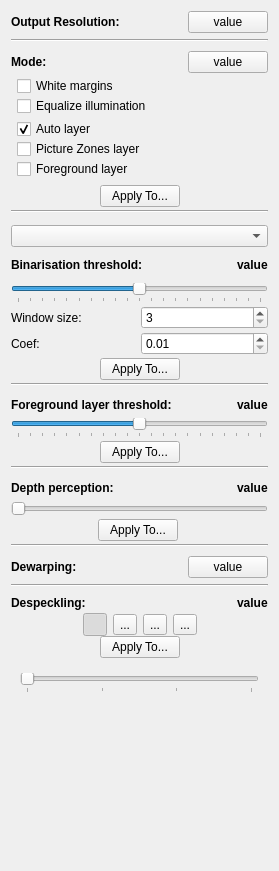
First picture: the form in src/core/filters/output/ui/OutputOptionsWidget.ui, repository noobie-iv/scantailor-universal, before the edit.
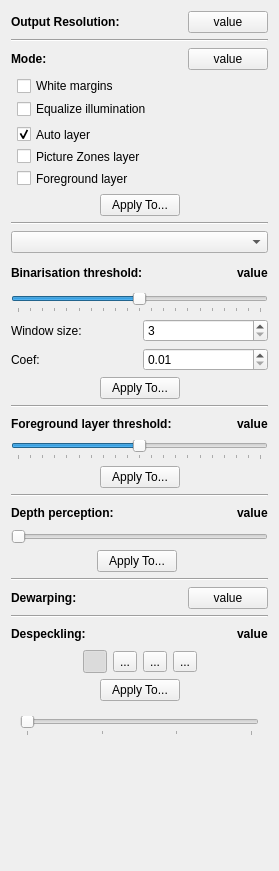
Second picture: the form after the edit. Icons and pictures are not drawn.

Commit message: Unify margins in output setting dialog

The edit to the form file:
```diff
--- a/src/core/filters/output/ui/OutputOptionsWidget.ui
+++ b/src/core/filters/output/ui/OutputOptionsWidget.ui
@@ -75,30 +75,30 @@
      <property name="minimumSize">
       <size>
        <width>0</width>
-       <height>168</height>
+       <height>177</height>
       </size>
      </property>
      <property name="maximumSize">
       <size>
        <width>16777215</width>
-       <height>168</height>
+       <height>177</height>
       </size>
      </property>
      <layout class="QVBoxLayout" name="verticalLayout_6">
       <property name="spacing">
-       <number>3</number>
+       <number>6</number>
       </property>
       <property name="leftMargin">
        <number>0</number>
       </property>
       <property name="topMargin">
-       <number>3</number>
+       <number>0</number>
       </property>
       <property name="rightMargin">
        <number>0</number>
       </property>
       <property name="bottomMargin">
-       <number>3</number>
+       <number>0</number>
       </property>
       <item>
        <layout class="QHBoxLayout" name="horizontalLayout_3">
@@ -141,7 +141,7 @@
        <widget class="QWidget" name="illuminationPanel" native="true">
         <layout class="QVBoxLayout" name="verticalLayout_3">
          <property name="spacing">
-          <number>0</number>
+          <number>3</number>
          </property>
          <property name="leftMargin">
           <number>6</number>
@@ -176,7 +176,7 @@
        <widget class="QWidget" name="layersPanel" native="true">
         <layout class="QVBoxLayout" name="verticalLayout_111">
          <property name="spacing">
-          <number>0</number>
+          <number>3</number>
          </property>
          <property name="leftMargin">
           <number>6</number>
@@ -282,13 +282,13 @@
      <property name="minimumSize">
       <size>
        <width>0</width>
-       <height>164</height>
+       <height>177</height>
       </size>
      </property>
      <property name="maximumSize">
       <size>
        <width>16777215</width>
-       <height>164</height>
+       <height>177</height>
       </size>
      </property>
      <layout class="QVBoxLayout" name="verticalLayout_7">
@@ -311,13 +311,13 @@
        <widget class="QWidget" name="bwOptions" native="true">
         <layout class="QVBoxLayout" name="verticalLayout">
          <property name="spacing">
-          <number>3</number>
+          <number>6</number>
          </property>
          <property name="leftMargin">
           <number>0</number>
          </property>
          <property name="topMargin">
-          <number>3</number>
+          <number>0</number>
          </property>
          <property name="rightMargin">
           <number>0</number>
@@ -522,13 +522,13 @@
     <widget class="QWidget" name="bwForegroundOptions" native="true">
      <layout class="QVBoxLayout" name="verticalLayout_4">
       <property name="spacing">
-       <number>3</number>
+       <number>6</number>
       </property>
       <property name="leftMargin">
        <number>0</number>
       </property>
       <property name="topMargin">
-       <number>3</number>
+       <number>0</number>
       </property>
       <property name="rightMargin">
        <number>0</number>
@@ -680,19 +680,19 @@
     <widget class="QWidget" name="depthPerceptionPanel" native="true">
      <layout class="QVBoxLayout" name="verticalLayout_2">
       <property name="spacing">
-       <number>3</number>
+       <number>6</number>
       </property>
       <property name="leftMargin">
        <number>0</number>
       </property>
       <property name="topMargin">
-       <number>3</number>
+       <number>0</number>
       </property>
       <property name="rightMargin">
        <number>0</number>
       </property>
       <property name="bottomMargin">
-       <number>3</number>
+       <number>0</number>
       </property>
       <item>
        <layout class="QHBoxLayout" name="horizontalLayout_17">
@@ -865,7 +865,7 @@
     <widget class="QWidget" name="despecklingPanel" native="true">
      <layout class="QVBoxLayout" name="verticalLayout_5">
       <property name="spacing">
-       <number>0</number>
+       <number>6</number>
       </property>
       <property name="leftMargin">
        <number>0</number>
```
